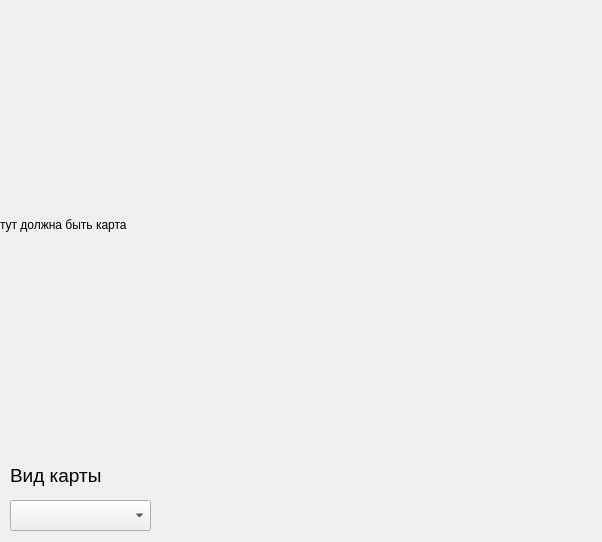
Above: GUI.ui from IvanIvanov227/YandexMaps before the change. Below: the same form after it.
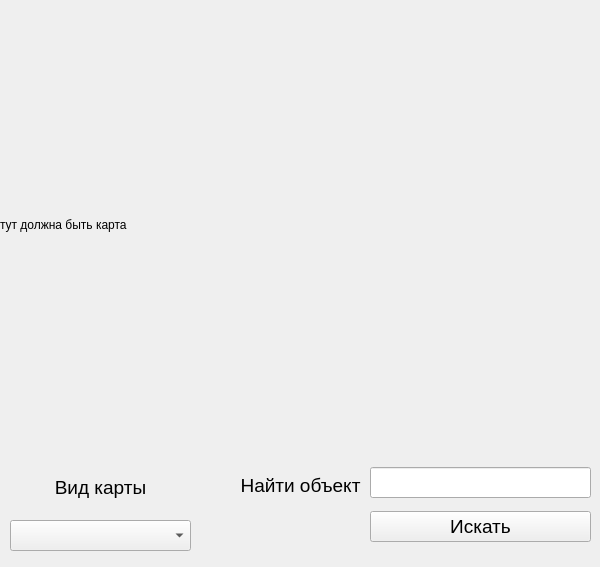
That is the form after the change.

Diff of the .ui file:
```diff
--- a/GUI.ui
+++ b/GUI.ui
@@ -6,8 +6,8 @@
    <rect>
     <x>0</x>
     <y>0</y>
-    <width>602</width>
-    <height>542</height>
+    <width>600</width>
+    <height>567</height>
    </rect>
   </property>
   <property name="windowTitle">
@@ -27,22 +27,45 @@
      <string>тут должна быть карта</string>
     </property>
    </widget>
-   <widget class="QComboBox" name="map_view">
+   <widget class="QWidget" name="">
     <property name="geometry">
      <rect>
-      <x>10</x>
-      <y>500</y>
-      <width>141</width>
-      <height>31</height>
+      <x>370</x>
+      <y>460</y>
+      <width>221</width>
+      <height>91</height>
      </rect>
     </property>
+    <layout class="QVBoxLayout" name="verticalLayout">
+     <item>
+      <widget class="QLineEdit" name="name_toponym">
+       <property name="font">
+        <font>
+         <pointsize>14</pointsize>
+        </font>
+       </property>
+      </widget>
+     </item>
+     <item>
+      <widget class="QPushButton" name="find_toponym_button">
+       <property name="font">
+        <font>
+         <pointsize>14</pointsize>
+        </font>
+       </property>
+       <property name="text">
+        <string>Искать</string>
+       </property>
+      </widget>
+     </item>
+    </layout>
    </widget>
-   <widget class="QLabel" name="label">
+   <widget class="QLabel" name="label_2">
     <property name="geometry">
      <rect>
-      <x>10</x>
-      <y>460</y>
-      <width>111</width>
+      <x>240</x>
+      <y>470</y>
+      <width>121</width>
       <height>31</height>
      </rect>
     </property>
@@ -52,8 +75,74 @@
      </font>
     </property>
     <property name="text">
-     <string>Вид карты</string>
+     <string>Найти объект</string>
     </property>
+    <property name="alignment">
+     <set>Qt::AlignCenter</set>
+    </property>
+   </widget>
+   <widget class="QLabel" name="error_message">
+    <property name="geometry">
+     <rect>
+      <x>200</x>
+      <y>510</y>
+      <width>161</width>
+      <height>31</height>
+     </rect>
+    </property>
+    <property name="font">
+     <font>
+      <pointsize>8</pointsize>
+      <weight>75</weight>
+      <bold>true</bold>
+     </font>
+    </property>
+    <property name="text">
+     <string/>
+    </property>
+    <property name="alignment">
+     <set>Qt::AlignCenter</set>
+    </property>
+   </widget>
+   <widget class="QWidget" name="">
+    <property name="geometry">
+     <rect>
+      <x>10</x>
+      <y>460</y>
+      <width>181</width>
+      <height>91</height>
+     </rect>
+    </property>
+    <layout class="QVBoxLayout" name="verticalLayout_3">
+     <item>
+      <layout class="QVBoxLayout" name="verticalLayout_2">
+       <item>
+        <widget class="QLabel" name="label">
+         <property name="font">
+          <font>
+           <pointsize>14</pointsize>
+          </font>
+         </property>
+         <property name="text">
+          <string>Вид карты</string>
+         </property>
+         <property name="alignment">
+          <set>Qt::AlignCenter</set>
+         </property>
+        </widget>
+       </item>
+       <item>
+        <widget class="QComboBox" name="map_view">
+         <property name="font">
+          <font>
+           <pointsize>14</pointsize>
+          </font>
+         </property>
+        </widget>
+       </item>
+      </layout>
+     </item>
+    </layout>
    </widget>
   </widget>
  </widget>
```
